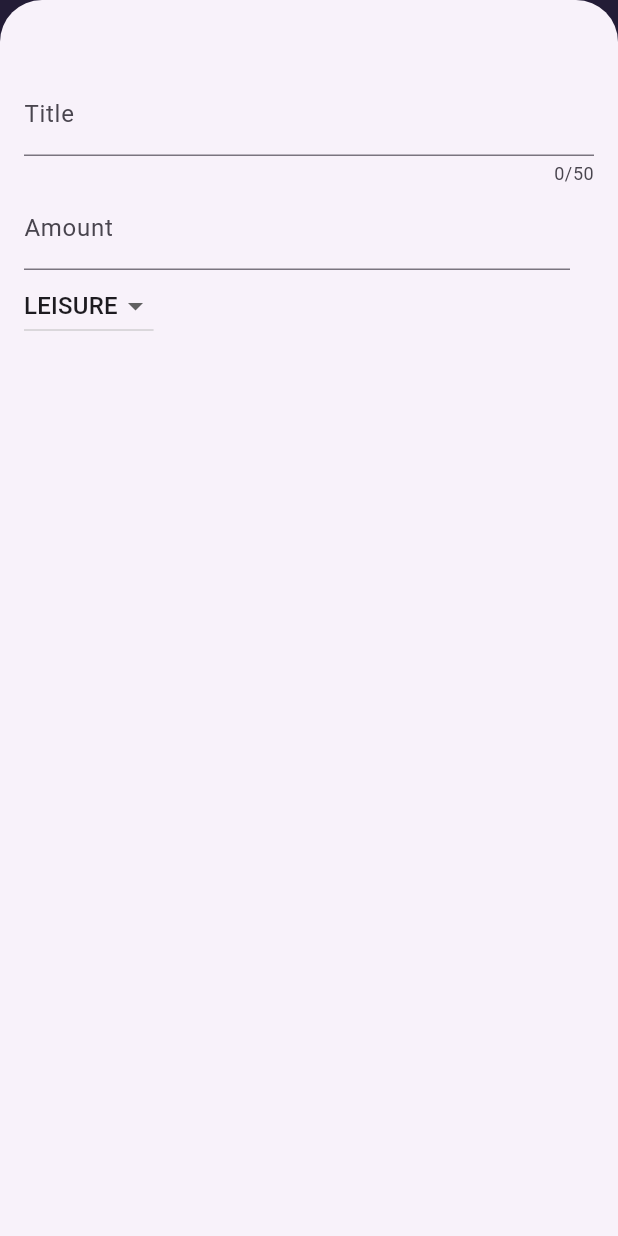
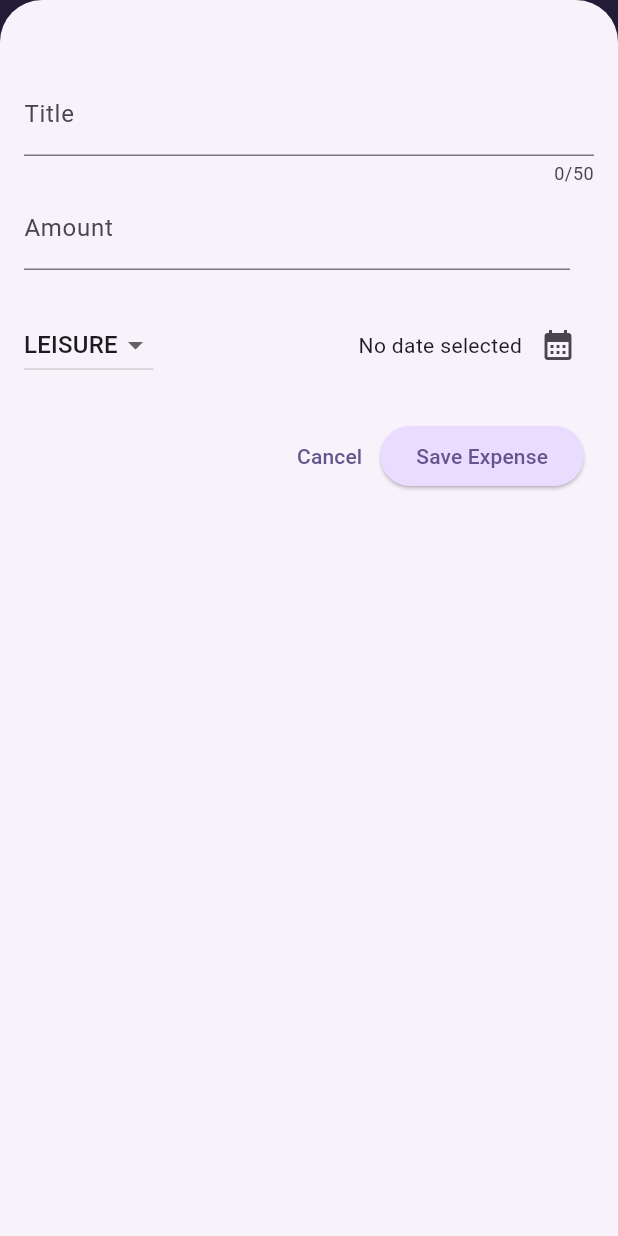
Before and after one commit to Danishalam045/Responsive-App, a Flutter app: the screen it shows after launch, after a tap on the "add" icon, on a phone screen of 412 x 824 dp. Run offline on Flutter 3.47's test engine with Material 3 defaults, Android fonts, the phone set to English and light mode, and no system bars.

Commit message:
Completed with Responsive widgets

```diff
--- a/lib/widgets/new_expense.dart
+++ b/lib/widgets/new_expense.dart
@@ -1,5 +1,4 @@
 import 'package:flutter/material.dart';
-
 import 'package:expense_tracker/models/expense.dart';
 
 class NewExpense extends StatefulWidget {
@@ -34,8 +33,7 @@ class _NewExpenseState extends State<NewExpense> {
   }
 
   void _submitExpenseData() {
-    final enteredAmount = double.tryParse(_amountController
-        .text); // tryParse('Hello') => null, tryParse('1.12') => 1.12
+    final enteredAmount = double.tryParse(_amountController.text);
     final amountIsInvalid = enteredAmount == null || enteredAmount <= 0;
     if (_titleController.text.trim().isEmpty ||
         amountIsInvalid ||
@@ -82,7 +80,6 @@ class _NewExpenseState extends State<NewExpense> {
     final keyboardSpace = MediaQuery.of(context).viewInsets.bottom;
     return LayoutBuilder(
       builder: (BuildContext context, constraints) {
-        final height = constraints.maxHeight;
         final width = constraints.maxWidth;
 
         return SizedBox(
@@ -119,39 +116,17 @@ class _NewExpenseState extends State<NewExpense> {
                                   ),
                                 ),
                               ),
-                              // const SizedBox(width: 16),
-                              // Expanded(
-                              //   child: Row(
-                              //     mainAxisAlignment: MainAxisAlignment.end,
-                              //     crossAxisAlignment: CrossAxisAlignment.center,
-                              //     children: [
-                              //       Text(
-                              //         _selectedDate == null
-                              //             ? 'No date selected'
-                              //             : formatter.format(_selectedDate!),
-                              //       ),
-                              //       IconButton(
-                              //         onPressed: _presentDatePicker,
-                              //         icon: const Icon(
-                              //           Icons.calendar_month,
-                              //         ),
-                              //       ),
-                              //     ],
-                              //   ),
-                              // ),
                             ],
                           ),
                         ),
                       ],
                     )
                   else
-                    Expanded(
-                      child: TextField(
+                    TextField(
                       controller: _titleController,
                       maxLength: 50,
                       decoration: const InputDecoration(
                         label: Text('Title'),
-                        ),
                       ),
                     ),
                   if (width >= 600)
@@ -198,21 +173,10 @@ class _NewExpenseState extends State<NewExpense> {
                             ],
                           ),
                         ),
-                        // TextButton(
-                        //   onPressed: () {
-                        //     Navigator.pop(context);
-                        //   },
-                        //   child: const Text('Cancel'),
-                        // ),
-                        // ElevatedButton(
-                        //   onPressed: _submitExpenseData,
-                        //   child: const Text('Save Expense'),
-                        // ),
                       ],
                     )
                   else
-                    Expanded(
-                      child: Row(
+                    Row(
                       children: [
                         Expanded(
                           child: TextField(
@@ -225,27 +189,7 @@ class _NewExpenseState extends State<NewExpense> {
                           ),
                         ),
                         const SizedBox(width: 16),
-                          // Expanded(
-                          //   child: Row(
-                          //     mainAxisAlignment: MainAxisAlignment.end,
-                          //     crossAxisAlignment: CrossAxisAlignment.center,
-                          //     children: [
-                          //       Text(
-                          //         _selectedDate == null
-                          //             ? 'No date selected'
-                          //             : formatter.format(_selectedDate!),
-                          //       ),
-                          //       IconButton(
-                          //         onPressed: _presentDatePicker,
-                          //         icon: const Icon(
-                          //           Icons.calendar_month,
-                          //         ),
-                          //       ),
-                          //     ],
-                          //   ),
-                          // ),
                       ],
-                      ),
                     ),
                   if (width >= 600)
                     Row(
@@ -263,26 +207,13 @@ class _NewExpenseState extends State<NewExpense> {
                         ),
                       ],
                     )
-
-                  //   Row(
-                  //     mainAxisAlignment: MainAxisAlignment.end,
-                  //     crossAxisAlignment: CrossAxisAlignment.center,
-                  //     children: [
-                  //       Text(
-                  //         _selectedDate == null
-                  //             ? 'No date selected'
-                  //             : formatter.format(_selectedDate!),
-                  //       ),
-                  //       IconButton(
-                  //         onPressed: _presentDatePicker,
-                  //         icon: const Icon(
-                  //           Icons.calendar_month,
-                  //         ),
-                  //       ),
-                  //     ],
-                  //   ),
-                  // const SizedBox(height: 16),
                   else
+                    Column(
+                      children: [
+                        SizedBox(
+                          height: 100,
+                          child: Row(
+                            children: [
                               Expanded(
                                 child: Row(
                                   children: [
@@ -307,19 +238,47 @@ class _NewExpenseState extends State<NewExpense> {
                                         });
                                       },
                                     ),
-                          // const Spacer(),
-                          // TextButton(
-                          //   onPressed: () {
-                          //     Navigator.pop(context);
-                          //   },
-                          //   child: const Text('Cancel'),
-                          // ),
-                          // ElevatedButton(
-                          //   onPressed: _submitExpenseData,
-                          //   child: const Text('Save Expense'),
-                          // ),
+                                    const Spacer(),
+                                    Row(
+                                      children: [
+                                        Text(
+                                          _selectedDate == null
+                                              ? 'No date selected'
+                                              : formatter
+                                                  .format(_selectedDate!),
+                                        ),
+                                        IconButton(
+                                          onPressed: _presentDatePicker,
+                                          icon: const Icon(
+                                            Icons.calendar_month,
+                                          ),
+                                        ),
+                                      ],
+                                    )
                                   ],
                                 ),
+                              ),
+                            ],
+                          ),
+                        ),
+                        Padding(
+                          padding: const EdgeInsets.fromLTRB(170, 0, 0, 0),
+                          child: Row(
+                            children: [
+                              TextButton(
+                                onPressed: () {
+                                  Navigator.pop(context);
+                                },
+                                child: const Text('Cancel'),
+                              ),
+                              ElevatedButton(
+                                onPressed: _submitExpenseData,
+                                child: const Text('Save Expense'),
+                              ),
+                            ],
+                          ),
+                        ),
+                      ],
                     ),
                 ],
               ),
```
Lines whose indentation alone changed are shown as unchanged.
